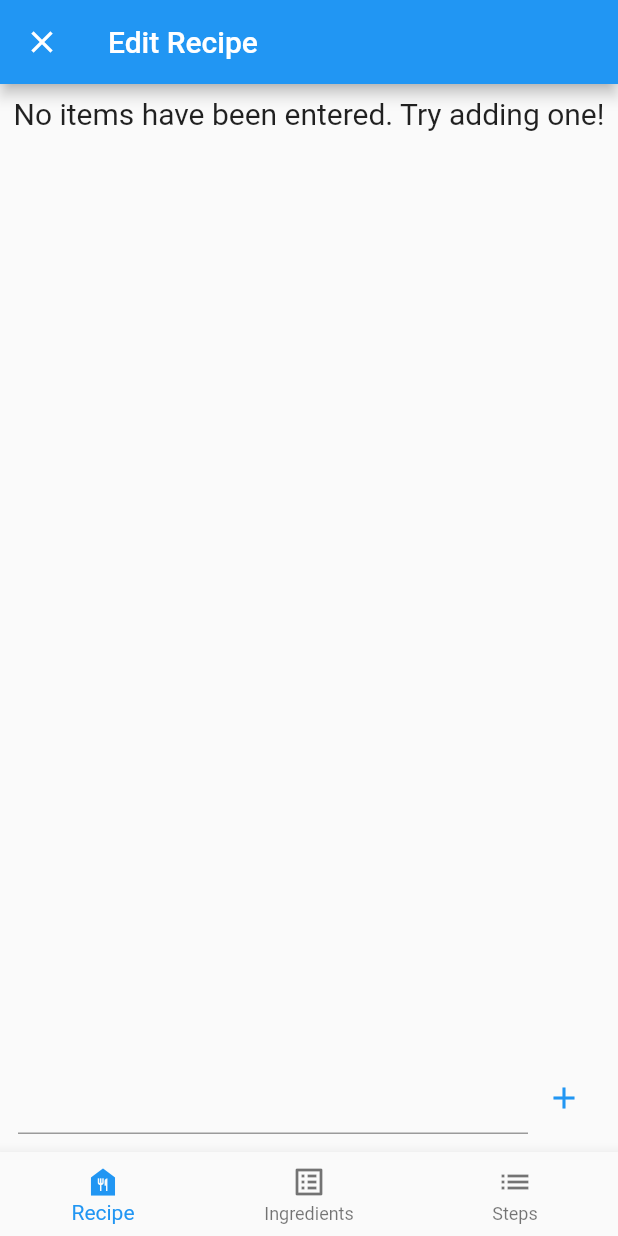
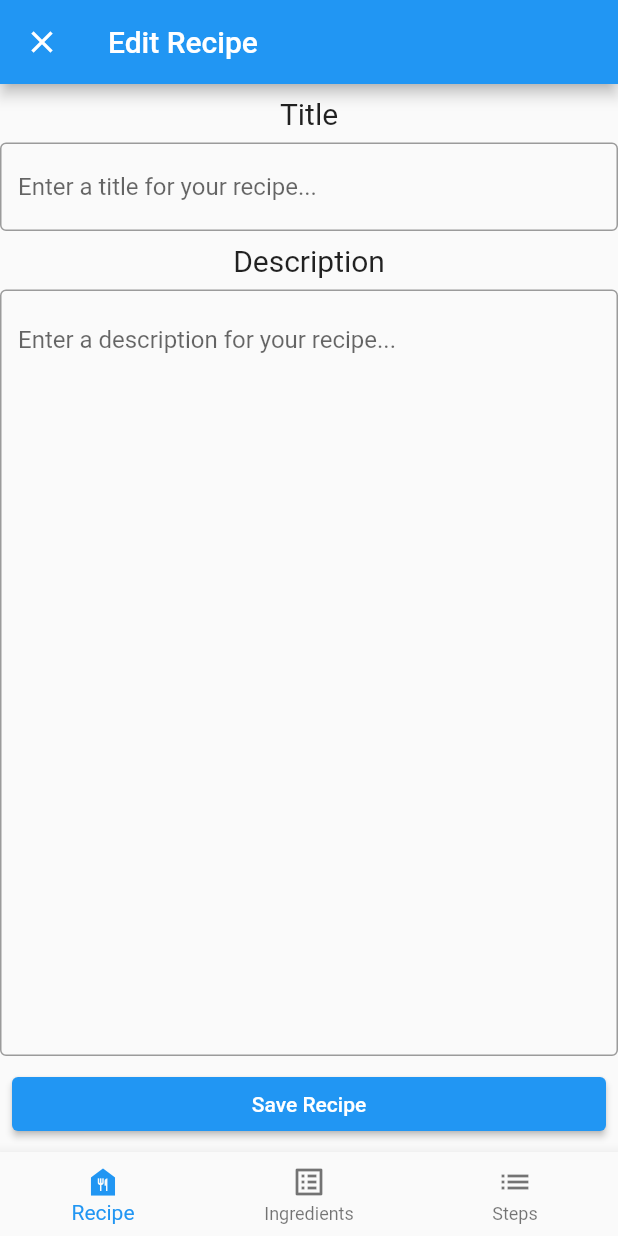
Before and after one commit to sam-james-harding/recipe_app, a Flutter app: the screen it shows after launch, after a tap on the "add" icon, on a phone screen of 412 x 824 dp. Run offline on Flutter 3.47's test engine with Material 2 defaults, Android fonts, the phone set to English and light mode, and no system bars.

Commit message:
Changes idk

```diff
--- a/lib/main.dart
+++ b/lib/main.dart
@@ -1,6 +1,6 @@
 import 'package:flutter/material.dart';
 
-import 'widgets/recipesList.dart';
+import 'screens/recipesList.dart';
 
 void main() {
   runApp(RecipeApp());
--- /dev/null
+++ b/lib/screens/recipeEdit.dart
@@ -0,0 +1,178 @@
+import 'package:flutter/material.dart';
+
+import '../widgets/listEditor.dart';
+import '../widgets/descriptionTab.dart';
+import 'recipesList.dart';
+
+import '../storage/recipeStore.dart';
+
+
+class RecipeEditScreen extends StatefulWidget {
+
+  final String? recipeTitle;
+  final bool editMode;
+  final bool fromListScreen;
+
+  final RecipeStore db = RecipeStore();
+
+  RecipeEditScreen({
+    required this.editMode,
+    required this.fromListScreen,
+    this.recipeTitle,
+  });
+
+  @override
+  _RecipeEditScreenState createState() => _RecipeEditScreenState();
+
+}
+
+class _RecipeEditScreenState extends State<RecipeEditScreen> {
+  List steps = [];
+  List ingredients = [];
+  String description = "";
+  String title = "";
+
+  int _selectedTabIndex = 0;
+
+  late Widget currentTab;
+
+  void _setTab(int index) {
+    setState(() {
+      if (index == 0) {
+        currentTab = DescriptionTab(
+          title: title,
+          description: description,
+          onTitleChange: onTitleChange,
+          onDescriptionChange: onDescriptionChange,
+          onSaveButtonPress: saveData,
+        );
+      }
+      else if (index == 1) {
+        currentTab = ListEditWidget(ingredients);
+      }
+      else if (index == 2) {
+        currentTab = ListEditWidget(steps);
+      }
+
+      _selectedTabIndex = index; //set index to new index
+    });
+  }
+
+  @override
+  void initState() {
+    _setTab(0);
+
+    if (widget.editMode == true) populateFields();
+
+    super.initState();
+  }
+
+  void populateFields() async {
+    final recipeJSON = await widget.db.getRecipe(widget.recipeTitle!);
+
+    title = recipeJSON.title;
+    description = recipeJSON.description;
+    steps = recipeJSON.steps;
+    ingredients = recipeJSON.ingredients;
+
+    _setTab(0);
+  }
+
+  @override
+  Widget build(BuildContext context) {
+    return Scaffold(
+
+      appBar: AppBar(
+        title: Text("Edit Recipe"),
+        leading: IconButton(
+          icon: Icon(Icons.close),
+          onPressed: () => close(),
+        )
+      ),
+
+      body: currentTab,
+
+      bottomNavigationBar: BottomNavigationBar(
+        items: [
+          BottomNavigationBarItem(
+            icon: Icon(Icons.food_bank),
+            label: "Recipe"
+          ),
+          BottomNavigationBarItem(
+            icon: Icon(Icons.list_alt),
+            label: "Ingredients"
+          ),
+          BottomNavigationBarItem(
+            icon: Icon(Icons.list),
+            label: "Steps"
+          )
+        ],
+
+        currentIndex: _selectedTabIndex,
+        onTap: _setTab,
+      ),
+
+    );
+  }
+
+  void returnToLastWindow() {
+    if (widget.fromListScreen) {
+      Navigator.pushReplacement(
+        context,
+        MaterialPageRoute(builder: (context) => RecipesListScreen())
+      );
+    }
+    else {
+
+    }
+  }
+
+  void close() {
+
+    Future<bool?> shouldClose = showDialog<bool>(
+      context: context,
+      builder: (BuildContext context) => AlertDialog(
+        title: Text("Close Recipe"),
+        content: Text("Are you sure you want to close without saving?"),
+
+        actions: <Widget>[
+          TextButton(child: Text("Cancel"),
+            onPressed: () => Navigator.pop(context, false)
+          ),
+
+          TextButton(child: Text("OK"),
+            onPressed: () => Navigator.pop(context, true)
+          )
+        ]
+      )
+    );
+
+    shouldClose.then((result) => returnToLastWindow());
+  }
+
+  void onTitleChange(String newTitle) {title = newTitle;}
+  void onDescriptionChange(String newDescription) {description = newDescription;}
+
+  void saveData() {
+    if ((title == "") || (description == "") || (steps.isEmpty) || (ingredients.isEmpty)) {
+      showDialog(
+        context: context,
+        builder: (BuildContext context) => AlertDialog(
+          title: Text("More Data Required"),
+          content: Text("Not all fields have been filled. "
+            "Please ensure you have a title, a description, ingredients and steps.")
+        )
+      );
+    }
+    else {
+      Recipe newRecipe = Recipe(
+        title: title,
+        description: description,
+        steps: steps,
+        ingredients: ingredients
+      );
+
+      widget.db.writeRecipe(newRecipe).then((value) => returnToLastWindow());
+    }
+  }
+}
--- a/lib/widgets/recipesList.dart
+++ b/lib/screens/recipesList.dart
@@ -1,9 +1,10 @@
 import 'package:flutter/material.dart';
 
-import './recipeItem.dart';
+import '../widgets/recipeItem.dart';
 import '../storage/recipeStore.dart';
 
 import 'recipeEdit.dart';
+import 'recipeView.dart';
 
 class RecipesListScreen extends StatefulWidget {
   final RecipeStore storage = RecipeStore();
@@ -102,12 +103,13 @@ class _RecipesListScreenState extends State<RecipesListScreen> {
   void editRecipe(int index) {
     String name = _recipeNames[index];
 
-    Navigator.push(
+    Navigator.pushReplacement(
       context,
       MaterialPageRoute(builder: (context) {
         return RecipeEditScreen(
           recipeTitle: name,
-          editMode: true
+          editMode: true,
+          fromListScreen: true,
         );
       })
     );
@@ -115,15 +117,21 @@ class _RecipesListScreenState extends State<RecipesListScreen> {
 
   //open recipe when tapped
   void openRecipe(String name) {
-    print("Open $name");
+    Navigator.pushReplacement(
+      context,
+      MaterialPageRoute(builder: (context) => RecipeViewScreen(title: name))
+    );
   }
 
   //create new recipe (change screen)
   void newRecipe() {
-    Navigator.push(
+    Navigator.pushReplacement(
       context,
       MaterialPageRoute(builder: (context) {
-        return RecipeEditScreen(editMode: false);
+        return RecipeEditScreen(
+          editMode: false,
+          fromListScreen: true,
+        );
       })
     );
   }
--- a/lib/storage/recipeStore.dart
+++ b/lib/storage/recipeStore.dart
@@ -2,10 +2,6 @@ import 'dart:io';
 import 'dart:convert';
 
 import 'package:path_provider/path_provider.dart';
-
-// test save dir:
-// /Users/sam/Library/Developer/CoreSimulator/Devices/E0320206-C8DC-44B7-A59B-8B13D617AF58/data/Containers/Data/Application/F090A30B-32F2-4430-80DC-2C9E70E3908F/Documents/recipes
-
 
 class RecipeStore {
 
@@ -14,7 +10,7 @@ class RecipeStore {
     final directory = await getApplicationDocumentsDirectory();
     final path = directory.path;
 
-    File recipeNamesFile = File("$path/recipes/recipeNames.txt");
+    File recipeNamesFile = File("$path/Recipes/recipeNames.txt");
 
     //create file only if it does not exist already
     bool fileExists = await recipeNamesFile.exists();
@@ -31,7 +27,7 @@ class RecipeStore {
     final directory = await getApplicationDocumentsDirectory();
     final path = directory.path;
 
-    File recipeFile = File("$path/recipes/$title.json");
+    File recipeFile = File("$path/Recipes/$title.json");
 
     //create file only if it does not exist already
     bool fileExists = await recipeFile.exists();
@@ -67,6 +63,9 @@ class RecipeStore {
   /* Dealing with individual recipes
   These are stored in json files*/
   Future<File> writeRecipe(Recipe recipe) async {
+    //delete if already exists to remove dupe
+    await deleteRecipe(recipe.title);
+
     //get json data
     final file = await _recipeFile(recipe.title);
     final jsonData = recipe.toJSON();
--- /dev/null
+++ b/lib/widgets/descriptionTab.dart
@@ -0,0 +1,82 @@
+import 'package:flutter/material.dart';
+
+class DescriptionTab extends StatelessWidget {
+
+  final String title;
+  final String description;
+
+  final Function(String) onTitleChange;
+  final Function(String) onDescriptionChange;
+  final Function onSaveButtonPress;
+
+  final _titleController = TextEditingController();
+  final _descriptionController = TextEditingController();
+
+  DescriptionTab({
+    required this.title,
+    required this.description,
+    required this.onTitleChange,
+    required this.onDescriptionChange,
+    required this.onSaveButtonPress
+  });
+
+  @override
+  Widget build(BuildContext context) {
+
+    _titleController.text = title;
+    _descriptionController.text = description;
+
+    return Column(
+      children: [
+
+        Padding(
+          padding: const EdgeInsets.all(8.0),
+          child: Text("Title", style: TextStyle(fontSize: 20)),
+        ),
+
+        TextField(
+          decoration: InputDecoration(
+            border: OutlineInputBorder(),
+            hintText: "Enter a title for your recipe..."
+          ),
+          onChanged: onTitleChange,
+          controller: _titleController
+        ),
+
+        Padding(
+          padding: const EdgeInsets.all(8.0),
+          child: Text("Description", style: TextStyle(fontSize: 20)),
+        ),
+
+        Expanded(child:
+        TextField(
+          expands: true,
+          maxLines: null,
+          textAlign: TextAlign.left,
+          textAlignVertical: TextAlignVertical.top,
+          decoration: InputDecoration(
+            border: OutlineInputBorder(),
+            hintText: "Enter a description for your recipe..."
+          ),
+          onChanged: onDescriptionChange,
+          controller: _descriptionController
+        )
+        ),
+
+        Padding(
+          padding: const EdgeInsets.all(8.0),
+          child: ConstrainedBox(
+            child: ElevatedButton(
+              child: Text("Save Recipe"),
+              onPressed: () => onSaveButtonPress(),
+            ),
+            constraints: const BoxConstraints(minWidth: double.infinity)
+          ),
+        )
+
+      ]
+    );
+
+  }
+
+}
--- a/lib/widgets/recipeEdit.dart
+++ /dev/null
@@ -1,105 +0,0 @@
-import 'package:flutter/material.dart';
-
-import 'listEditor.dart';
-
-import '../storage/recipeStore.dart';
-
-class RecipeEditScreen extends StatefulWidget {
-
-  final String? recipeTitle;
-  final bool editMode;
-
-  RecipeEditScreen({
-    required this.editMode,
-    this.recipeTitle
-  });
-
-  @override
-  _RecipeEditScreenState createState() => _RecipeEditScreenState();
-
-}
-
-class _RecipeEditScreenState extends State<RecipeEditScreen> {
-
-  late ListEditWidget ingredientsWidget;
-  late ListEditWidget stepsWidget;
-
-  List<String> ingredients = [];
-  List<String> steps = [];
-
-  @override
-  void initState() {
-    if (widget.editMode == true) populateFields();
-
-    ingredientsWidget = ListEditWidget(ingredients);
-    stepsWidget = ListEditWidget(steps);
-
-    super.initState();
-  }
-
-  void populateFields() {
-    //TODO
-  }
-
-  @override
-  Widget build(BuildContext context) {
-    return Scaffold(
-
-      appBar: AppBar(
-        title: Text("Edit Recipe"),
-        leading: IconButton(
-          icon: Icon(Icons.close),
-          onPressed: () => close(context),
-        )
-      ),
-
-      body: stepsWidget,
-
-      bottomNavigationBar: BottomNavigationBar(
-        items: [
-          BottomNavigationBarItem(
-            icon: Icon(Icons.food_bank),
-            label: "Recipe"
-          ),
-          BottomNavigationBarItem(
-            icon: Icon(Icons.list_alt),
-            label: "Ingredients"
-          ),
-          BottomNavigationBarItem(
-            icon: Icon(Icons.list),
-            label: "Steps"
-          )
-        ]
-      ),
-
-    );
-  }
-
-  void close(BuildContext context) {
-
-    Future<bool?> shouldClose = showDialog<bool>(
-      context: context,
-      builder: (BuildContext context) => AlertDialog(
-        title: Text("Close Recipe"),
-        content: Text("Are you sure you want to close without saving?"),
-
-        actions: <Widget>[
-          TextButton(child: Text("Cancel"),
-            onPressed: () => Navigator.pop(context, false)
-          ),
-
-          TextButton(child: Text("OK"),
-            onPressed: () => Navigator.pop(context, true)
-          )
-        ]
-      )
-    );
-
-    shouldClose.then((result) {
-      if (result == true) {
-        Navigator.pop(context);
-      }
-    });
-
-  }
-}
```
Also changed, not shown: lib/screens/recipeView.dart (added, +39 -0 lines), lib/widgets/listEditor.dart (+72 -33 lines).
